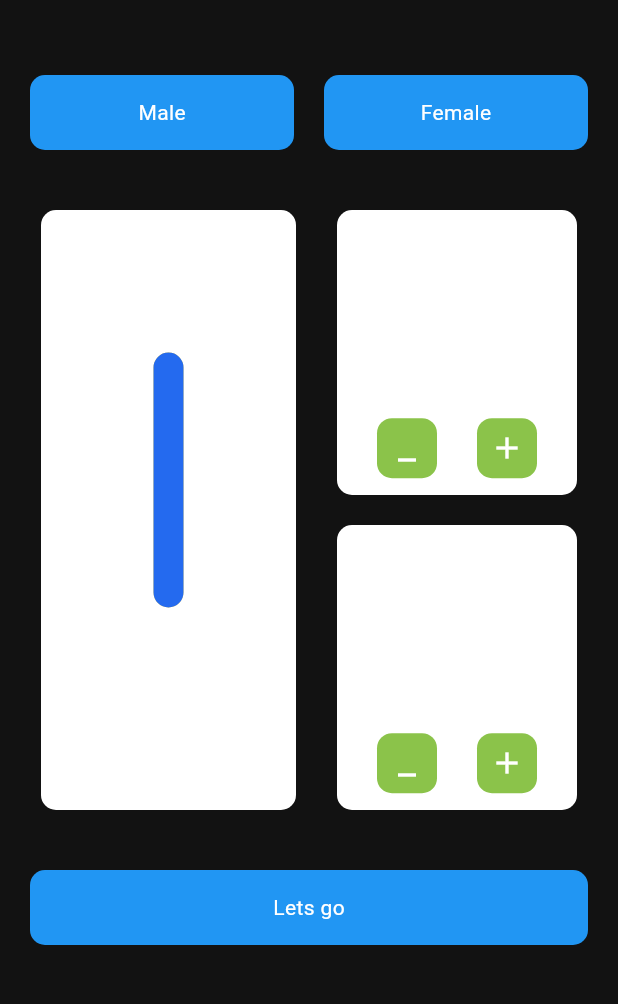
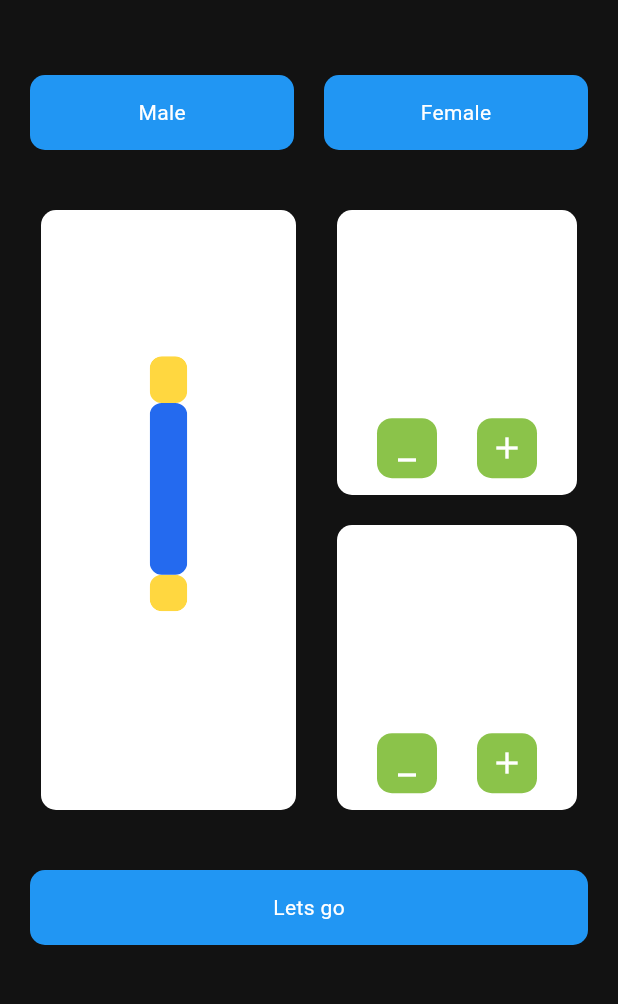
Before and after one commit to BIBINKB97/BMI-calculator-application, a Flutter app: the screen it shows after launch, on a phone screen of 412 x 824 dp, the part 222-1226 px from its top. Run offline on Flutter 3.47's test engine with Material 2 defaults, Android fonts, the phone set to English and light mode, and no system bars; our stand-ins replace get.

Commit message:
ui part almost completed

```diff
--- a/lib/view/home.dart
+++ b/lib/view/home.dart
@@ -93,10 +93,9 @@ class HomePage extends StatelessWidget {
                         child: Padding(
                           padding: const EdgeInsets.symmetric(vertical: 150.0),
                           child: LinearProgressIndicator(
-                            minHeight: 20,
-                            value: 1,
+                            minHeight: 25,
                             backgroundColor: Colors.amberAccent,
-                            borderRadius: BorderRadius.circular(10),
+                            borderRadius: BorderRadius.circular(8),
                           ),
                         )),
                   ],
--- a/lib/view/widgets/weight_and_age_card.dart
+++ b/lib/view/widgets/weight_and_age_card.dart
@@ -19,6 +19,7 @@ class WeightAndAgeCard extends StatelessWidget {
       child: Column(
         mainAxisAlignment: MainAxisAlignment.spaceEvenly,
         children: [
+
           Text(
             title,
             style: TextStyle(fontSize: 18, fontWeight: FontWeight.w500),
```
